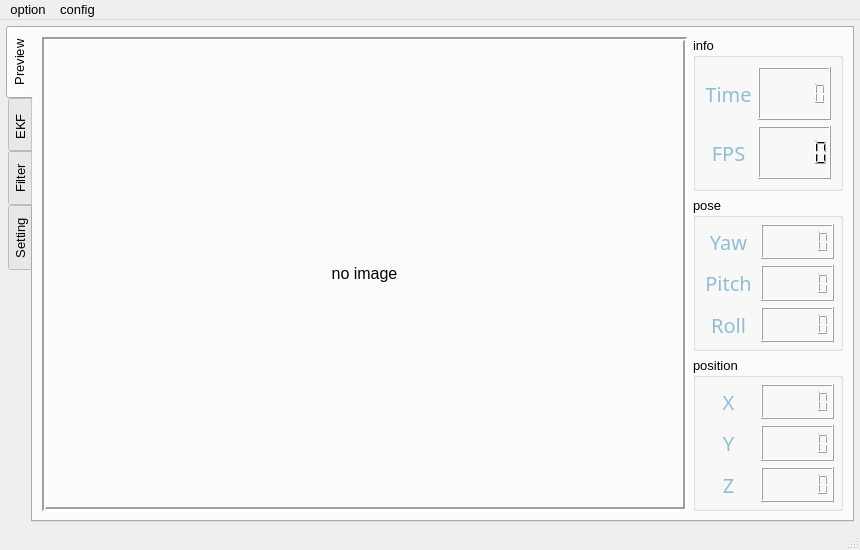
Before: the Qt Designer form assets/ui/mainwindow.ui in jyfzh/FOXTracker, drawn with Qt 5.
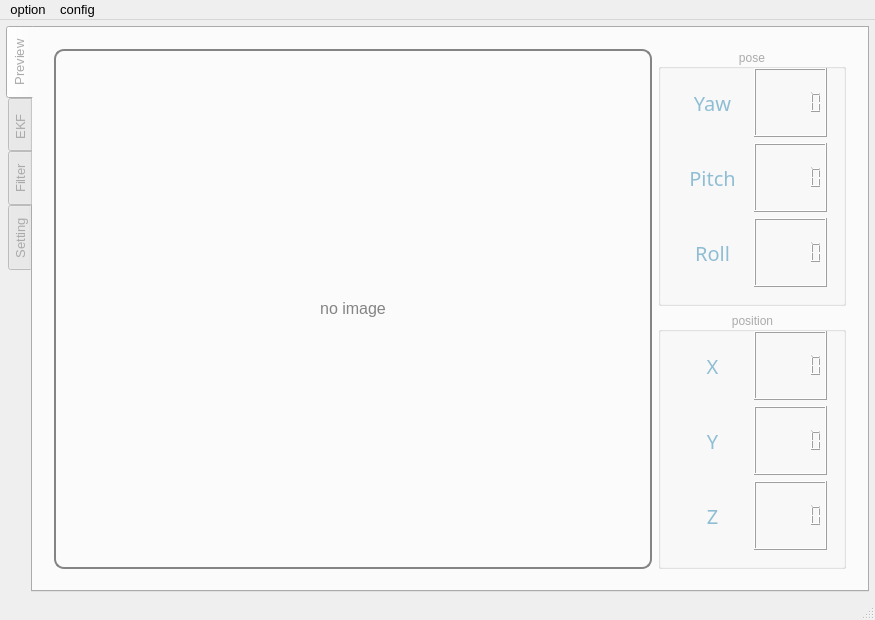
After: the same form once the commit is applied. Custom widgets are drawn as their Qt base class.

Commit message:
Add global application stylesheet and fix filter UI font clipping
- Set a global QSS skin (Microsoft YaHei, 14px, themed buttons/inputs)
  in main.cpp for consistent styling across windows.
- Fix truncated labels in FilterConfig: mark QLabel horizontal size
  policy as Minimum and let slider columns stretch so text is not clipped.
- Add a "Face Tracking ..." status-bar label; drop redundant time/fps
  LCD displays now covered by the status bar readouts.
- Remove the hardcoded "Config" title and tidy spacing in SettingConfig.

```diff
--- a/assets/ui/mainwindow.ui
+++ b/assets/ui/mainwindow.ui
@@ -9,8 +9,8 @@
    <rect>
     <x>0</x>
     <y>0</y>
-    <width>860</width>
-    <height>550</height>
+    <width>875</width>
+    <height>620</height>
    </rect>
   </property>
   <property name="minimumSize">
@@ -32,7 +32,7 @@
    <string>MainWindow</string>
   </property>
   <property name="autoFillBackground">
-   <bool>true</bool>
+   <bool>false</bool>
   </property>
   <widget class="QWidget" name="centralwidget">
    <property name="sizePolicy">
@@ -62,6 +62,10 @@
     </property>
     <item>
      <widget class="QTabWidget" name="tabWidget">
+      <property name="styleSheet">
+       <string notr="true">padding:12px;
+color:#aaa;</string>
+      </property>
       <property name="tabPosition">
        <enum>QTabWidget::TabPosition::West</enum>
       </property>
@@ -102,6 +106,11 @@
             <height>240</height>
            </size>
           </property>
+          <property name="styleSheet">
+           <string notr="true">border: 2px solid rgb(132, 132, 132);
+color: rgb(132, 132, 132);
+border-radius: 10px;</string>
+          </property>
           <property name="frameShape">
            <enum>QFrame::Shape::Box</enum>
           </property>
@@ -123,126 +132,18 @@
          </widget>
         </item>
         <item>
-         <layout class="QGridLayout" name="gridLayout_2" rowstretch="0,0,0">
+         <layout class="QGridLayout" name="gridLayout_2" rowstretch="0,0">
           <property name="spacing">
            <number>6</number>
           </property>
-          <item row="2" column="0">
-           <widget class="QGroupBox" name="groupBox_2">
-            <property name="title">
-             <string>position</string>
-            </property>
-            <layout class="QGridLayout" name="gridLayout_5">
-             <property name="leftMargin">
-              <number>6</number>
-             </property>
-             <property name="topMargin">
-              <number>6</number>
-             </property>
-             <property name="rightMargin">
-              <number>6</number>
-             </property>
-             <property name="bottomMargin">
-              <number>6</number>
-             </property>
-             <property name="spacing">
-              <number>6</number>
-             </property>
-             <item row="0" column="0">
-              <widget class="QLabel" name="label_5">
-               <property name="font">
-                <font>
-                 <family>Source Code Variable</family>
-                 <pointsize>15</pointsize>
-                 <italic>false</italic>
-                 <bold>false</bold>
-                 <strikeout>false</strikeout>
-                </font>
-               </property>
-               <property name="styleSheet">
-                <string notr="true">color: #8fbed4;</string>
-               </property>
-               <property name="text">
-                <string>X</string>
-               </property>
-               <property name="alignment">
-                <set>Qt::AlignmentFlag::AlignCenter</set>
-               </property>
-              </widget>
-             </item>
-             <item row="0" column="1">
-              <widget class="QLCDNumber" name="x_disp">
-               <property name="digitCount">
-                <number>6</number>
-               </property>
-              </widget>
-             </item>
-             <item row="1" column="0">
-              <widget class="QLabel" name="label_6">
-               <property name="font">
-                <font>
-                 <family>Source Code Variable</family>
-                 <pointsize>15</pointsize>
-                 <italic>false</italic>
-                 <bold>false</bold>
-                 <strikeout>false</strikeout>
-                </font>
-               </property>
-               <property name="styleSheet">
-                <string notr="true">color: #8fbed4;</string>
-               </property>
-               <property name="text">
-                <string>Y</string>
-               </property>
-               <property name="alignment">
-                <set>Qt::AlignmentFlag::AlignCenter</set>
-               </property>
-              </widget>
-             </item>
-             <item row="1" column="1">
-              <widget class="QLCDNumber" name="y_disp">
-               <property name="digitCount">
-                <number>6</number>
-               </property>
-              </widget>
-             </item>
-             <item row="2" column="0">
-              <widget class="QLabel" name="label_7">
-               <property name="font">
-                <font>
-                 <family>Source Code Variable</family>
-                 <pointsize>15</pointsize>
-                 <italic>false</italic>
-                 <bold>false</bold>
-                 <strikeout>false</strikeout>
-                </font>
-               </property>
-               <property name="styleSheet">
-                <string notr="true">color: #8fbed4;</string>
-               </property>
-               <property name="text">
-                <string>Z</string>
-               </property>
-               <property name="alignment">
-                <set>Qt::AlignmentFlag::AlignCenter</set>
-               </property>
-              </widget>
-             </item>
-             <item row="2" column="1">
-              <widget class="QLCDNumber" name="z_disp">
-               <property name="digitCount">
-                <number>6</number>
-               </property>
-              </widget>
-             </item>
-            </layout>
-           </widget>
-          </item>
-          <item row="1" column="0">
+          <item row="0" column="0">
            <widget class="QGroupBox" name="groupBox_4">
             <property name="title">
              <string>pose</string>
             </property>
+            <property name="alignment">
+             <set>Qt::AlignmentFlag::AlignCenter</set>
+            </property>
             <layout class="QGridLayout" name="gridLayout_4">
              <property name="leftMargin">
               <number>6</number>
@@ -349,14 +250,32 @@
             </layout>
            </widget>
           </item>
-          <item row="0" column="0">
-           <widget class="QGroupBox" name="groupBox">
+          <item row="1" column="0">
+           <widget class="QGroupBox" name="groupBox_2">
             <property name="title">
-             <string>info</string>
+             <string>position</string>
             </property>
-            <layout class="QGridLayout" name="gridLayout">
+            <property name="alignment">
+             <set>Qt::AlignmentFlag::AlignCenter</set>
+            </property>
+            <layout class="QGridLayout" name="gridLayout_5">
+             <property name="leftMargin">
+              <number>6</number>
+             </property>
+             <property name="topMargin">
+              <number>6</number>
+             </property>
+             <property name="rightMargin">
+              <number>6</number>
+             </property>
+             <property name="bottomMargin">
+              <number>6</number>
+             </property>
+             <property name="spacing">
+              <number>6</number>
+             </property>
              <item row="0" column="0">
-              <widget class="QLabel" name="label">
+              <widget class="QLabel" name="label_5">
                <property name="font">
                 <font>
                  <family>Source Code Variable</family>
@@ -370,7 +289,7 @@
                 <string notr="true">color: #8fbed4;</string>
                </property>
                <property name="text">
-                <string>Time</string>
+                <string>X</string>
                </property>
                <property name="alignment">
                 <set>Qt::AlignmentFlag::AlignCenter</set>
@@ -378,14 +297,14 @@
               </widget>
              </item>
              <item row="0" column="1">
-              <widget class="QLCDNumber" name="time_disp">
+              <widget class="QLCDNumber" name="x_disp">
                <property name="digitCount">
                 <number>6</number>
                </property>
               </widget>
              </item>
              <item row="1" column="0">
-              <widget class="QLabel" name="label_8">
+              <widget class="QLabel" name="label_6">
                <property name="font">
                 <font>
                  <family>Source Code Variable</family>
@@ -399,7 +318,7 @@
                 <string notr="true">color: #8fbed4;</string>
                </property>
                <property name="text">
-                <string>FPS</string>
+                <string>Y</string>
                </property>
                <property name="alignment">
                 <set>Qt::AlignmentFlag::AlignCenter</set>
@@ -407,9 +326,38 @@
               </widget>
              </item>
              <item row="1" column="1">
-              <widget class="QLCDNumber" name="fps_disp">
+              <widget class="QLCDNumber" name="y_disp">
                <property name="digitCount">
-                <number>5</number>
+                <number>6</number>
+               </property>
+              </widget>
+             </item>
+             <item row="2" column="0">
+              <widget class="QLabel" name="label_7">
+               <property name="font">
+                <font>
+                 <family>Source Code Variable</family>
+                 <pointsize>15</pointsize>
+                 <italic>false</italic>
+                 <bold>false</bold>
+                 <strikeout>false</strikeout>
+                </font>
+               </property>
+               <property name="styleSheet">
+                <string notr="true">color: #8fbed4;</string>
+               </property>
+               <property name="text">
+                <string>Z</string>
+               </property>
+               <property name="alignment">
+                <set>Qt::AlignmentFlag::AlignCenter</set>
+               </property>
+              </widget>
+             </item>
+             <item row="2" column="1">
+              <widget class="QLCDNumber" name="z_disp">
+               <property name="digitCount">
+                <number>6</number>
                </property>
               </widget>
              </item>
@@ -445,7 +393,7 @@
     <rect>
      <x>0</x>
      <y>0</y>
-     <width>860</width>
+     <width>875</width>
      <height>22</height>
     </rect>
    </property>
```
The commit also changes 5 other files.
